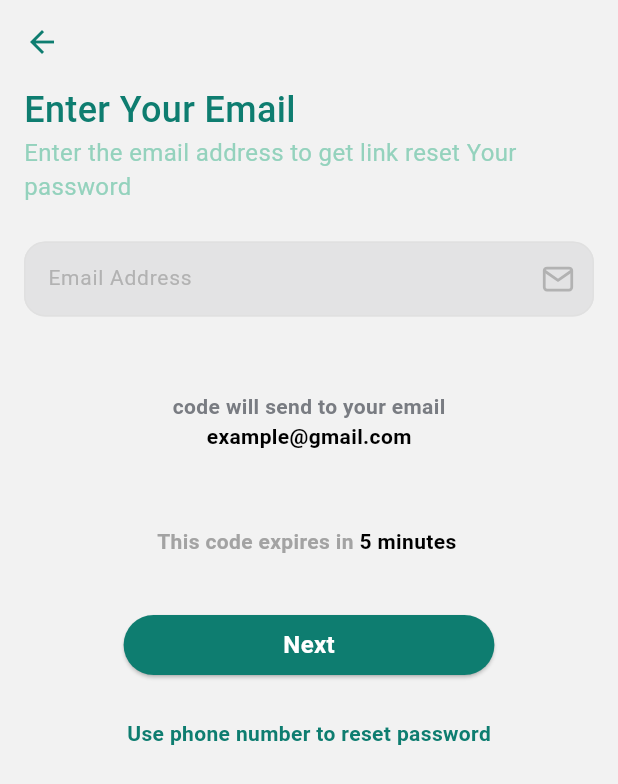
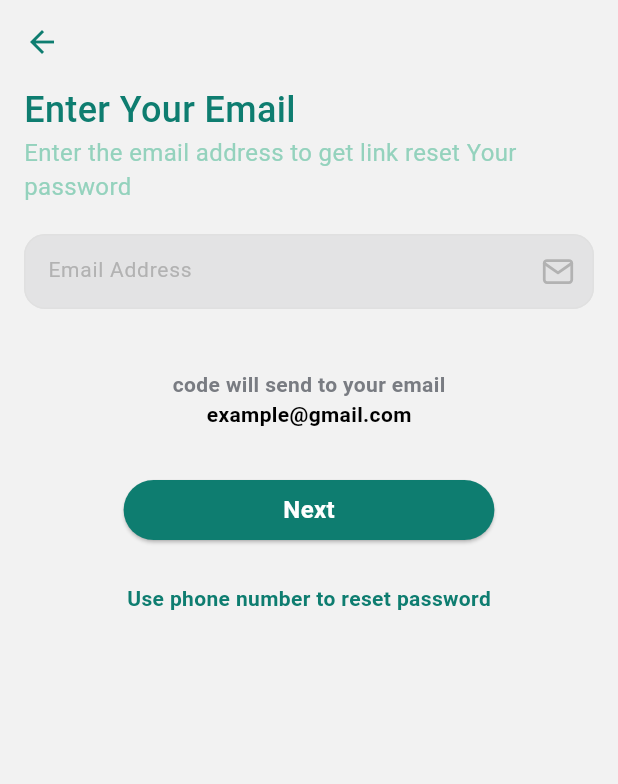
Before and after one commit to RokayaFawzy/tameit, a Flutter app: the ForgotPassword screen opened by its route, on a phone screen of 412 x 824 dp. Shown: the top 784 px of the screen. Run offline on Flutter 3.47's test engine with Material 3 defaults, Android fonts, the phone set to English and light mode, and no system bars; our stand-ins replace flutter_feather_icons, flutter_rating_bar, google_fonts, intl_phone_field, shared_preferences; missing offline and left inert: flutter_verification_code; accounts and stored records are empty.

Commit message:
some edit

```diff
--- a/tame_it/lib/Screens/forgot_Password/forgotpassword.dart
+++ b/tame_it/lib/Screens/forgot_Password/forgotpassword.dart
@@ -51,7 +51,7 @@ class _ForgotPasswordState extends State<ForgotPassword> {
               ),
             ),
             SizedBox(
-              height: 25,
+              height: 20,
             ),
             SizedBox(
               height: Sizes.HEIGHT_50,
@@ -85,7 +85,7 @@ class _ForgotPasswordState extends State<ForgotPassword> {
               ),
             ),
             SizedBox(
-              height: 50.0,
+              height: 40.0,
             ),
             const Text(
               'code will send to your email',
@@ -97,23 +97,23 @@ class _ForgotPasswordState extends State<ForgotPassword> {
               style: TextStyle(
                   color: AppColors.black, fontWeight: FontWeight.bold),
             ),
+            // SizedBox(
+            //   height: 40,
+            // ),
+            // const SelectableText.rich(TextSpan(
+            //     text: 'This code expires in ',
+            //     style: TextStyle(
+            //       color: AppColors.greyShade8,
+            //       fontWeight: FontWeight.bold,
+            //     ),
+            //     children: <TextSpan>[
+            //       TextSpan(
+            //         text: '5 minutes',
+            //         style: TextStyle(color: AppColors.black),
+            //       )
+            //     ])),
             SizedBox(
-              height: 50,
-            ),
-            const SelectableText.rich(TextSpan(
-                text: 'This code expires in ',
-                style: TextStyle(
-                  color: AppColors.greyShade8,
-                  fontWeight: FontWeight.bold,
-                ),
-                children: <TextSpan>[
-                  TextSpan(
-                    text: '5 minutes',
-                    style: TextStyle(color: AppColors.black),
-                  )
-                ])),
-            SizedBox(
-              height: 35,
+              height: 30,
             ),
             Container(
               width: widthOfScreen * 0.6,
--- a/tame_it/lib/Screens/forgot_Password/verification_code.dart
+++ b/tame_it/lib/Screens/forgot_Password/verification_code.dart
@@ -57,8 +57,7 @@ class _CodePhoneState extends State<CodePhone> {
     return Scaffold(
       backgroundColor: AppColors.whiteShade3,
       appBar: AppBar(
-          title: const Center(
-              child: Text('Verification code',
+          title: Text('Verification code',
               // textAlign: TextAlign.center,
               style: TextStyle(
                 color: AppColors.deepsea,
@@ -66,7 +65,9 @@ class _CodePhoneState extends State<CodePhone> {
                 fontFamily: 'Nunito Sans',
                 fontWeight: FontWeight.w400,
                 height: 0.07,
-                  ))),
+              )),
+          centerTitle: true,
+
           // leading: IconButton(
           //   icon: const Icon(Icons.arrow_back_ios),
           //   onPressed: () {
```
Also changed, not shown: tame_it/lib/Screens/Login.dart (+4 -4 lines), tame_it/lib/Screens/forgot_Password/Resetpassword.dart (+7 -7 lines), tame_it/lib/Screens/forgot_Password/Verify_Phone_Number.dart (+8 -8 lines), tame_it/lib/Screens/navbar_Root_Screens/more pages/Profile.dart (+12 -14 lines), tame_it/lib/Screens/navbar_Root_Screens/more pages/changePassword.dart (+7 -7 lines), tame_it/lib/main.dart (+4 -4 lines). Lines whose indentation alone changed are shown as unchanged.
